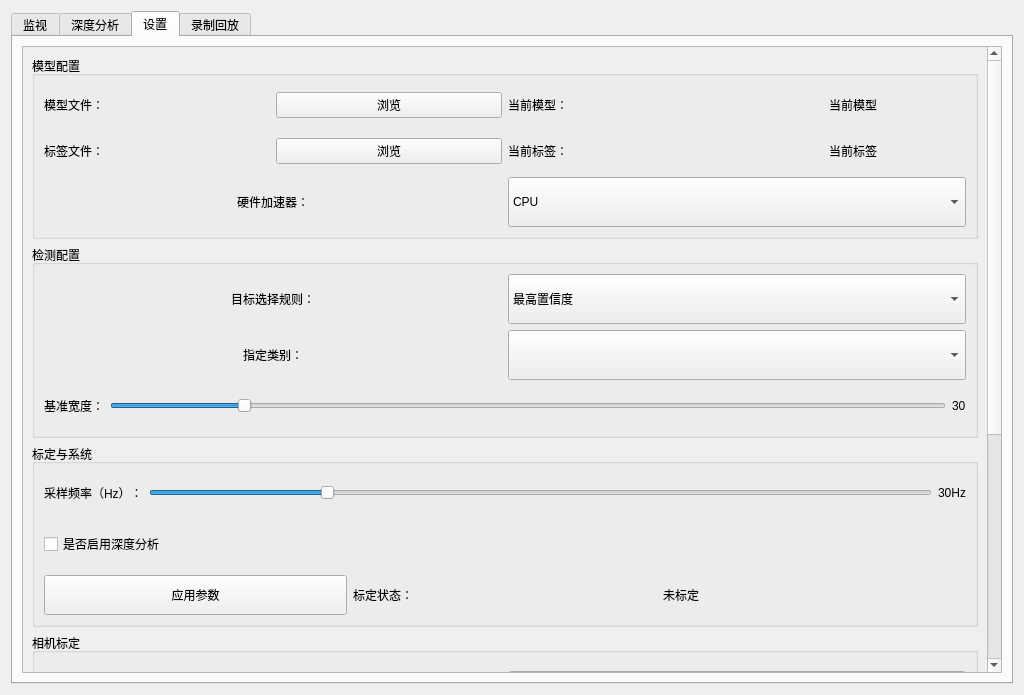
First picture: the form in ui/EdgeSightMain.ui, repository embed-lsy/EdgeSight, before the edit.
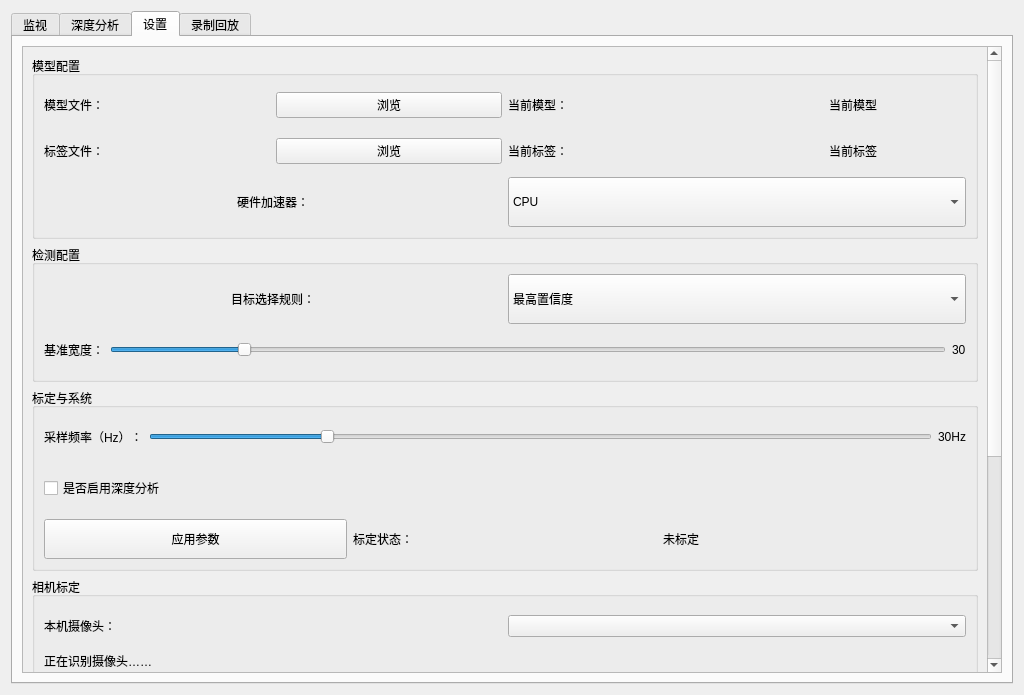
Second picture: the form after the edit. Custom widgets are drawn as their Qt base class.

Commit message: feat: 类别收窄完整落地（v1.4 范围内的第 1 条）

Patch:
```diff
--- a/ui/EdgeSightMain.ui
+++ b/ui/EdgeSightMain.ui
@@ -1018,35 +1018,6 @@
                     <string>最高置信度</string>
                    </property>
                   </item>
-                  <item>
-                   <property name="text">
-                    <string>指定类别</string>
-                   </property>
-                  </item>
-                 </widget>
-                </item>
-               </layout>
-              </item>
-              <item>
-               <layout class="QHBoxLayout" name="horizontalLayout_28">
-                <item>
-                 <widget class="QLabel" name="label_38">
-                  <property name="text">
-                   <string>指定类别：</string>
-                  </property>
-                  <property name="alignment">
-                   <set>Qt::AlignmentFlag::AlignCenter</set>
-                  </property>
-                 </widget>
-                </item>
-                <item>
-                 <widget class="QComboBox" name="combo_specific_class">
-                  <property name="minimumSize">
-                   <size>
-                    <width>0</width>
-                    <height>50</height>
-                   </size>
-                  </property>
                  </widget>
                 </item>
                </layout>
```
The commit also changes 7 other files.
